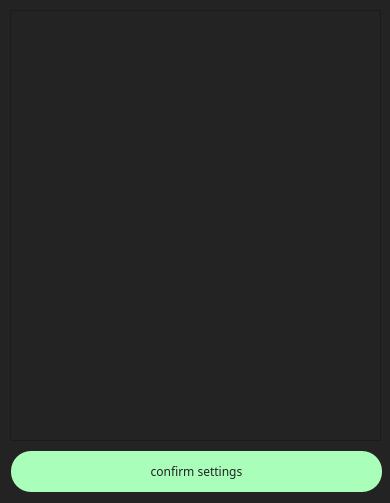
Old version of the form Qt_handlers/ui_files/settings_widget.ui in the repository AntonGrigorievich/pattern_manager_pyqt.
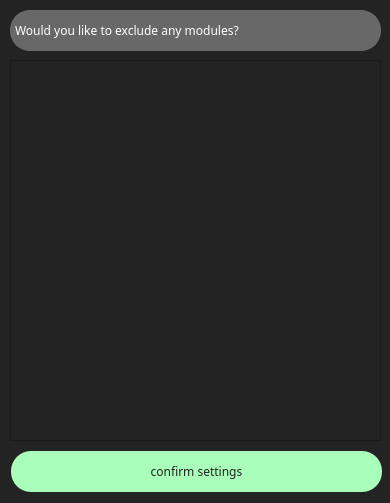
New version of the form. Icons and pictures are not drawn.

Diff of the .ui file:
```diff
--- a/Qt_handlers/ui_files/settings_widget.ui
+++ b/Qt_handlers/ui_files/settings_widget.ui
@@ -38,9 +38,9 @@
    <property name="geometry">
     <rect>
      <x>10</x>
-     <y>10</y>
+     <y>60</y>
      <width>371</width>
-     <height>431</height>
+     <height>381</height>
     </rect>
    </property>
    <property name="widgetResizable">
@@ -52,7 +52,7 @@
       <x>0</x>
       <y>0</y>
       <width>369</width>
-      <height>429</height>
+      <height>379</height>
      </rect>
     </property>
     <widget class="QWidget" name="verticalLayoutWidget">
@@ -61,7 +61,7 @@
        <x>10</x>
        <y>10</y>
        <width>351</width>
-       <height>411</height>
+       <height>361</height>
       </rect>
      </property>
      <layout class="QVBoxLayout" name="settings_layout"/>
@@ -102,6 +102,32 @@
     <string>confirm settings</string>
    </property>
   </widget>
+  <widget class="QLabel" name="examples_lable">
+   <property name="geometry">
+    <rect>
+     <x>10</x>
+     <y>10</y>
+     <width>371</width>
+     <height>41</height>
+    </rect>
+   </property>
+   <property name="styleSheet">
+    <string notr="true">QLabel {
+	font-family: Plain,Helvetica Neue,Arial,Noto Sans,sans-serif;
+	padding-left: 1em;
+	color: white;
+	background-color: rgb(104, 104, 104);
+	border-radius: 20px;
+	border:2px solid  rgb(104, 104, 104) ;
+	text-transform: none;
+}
+
+</string>
+   </property>
+   <property name="text">
+    <string>Would you like to exclude any modules?</string>
+   </property>
+  </widget>
  </widget>
  <resources/>
  <connections/>
```
